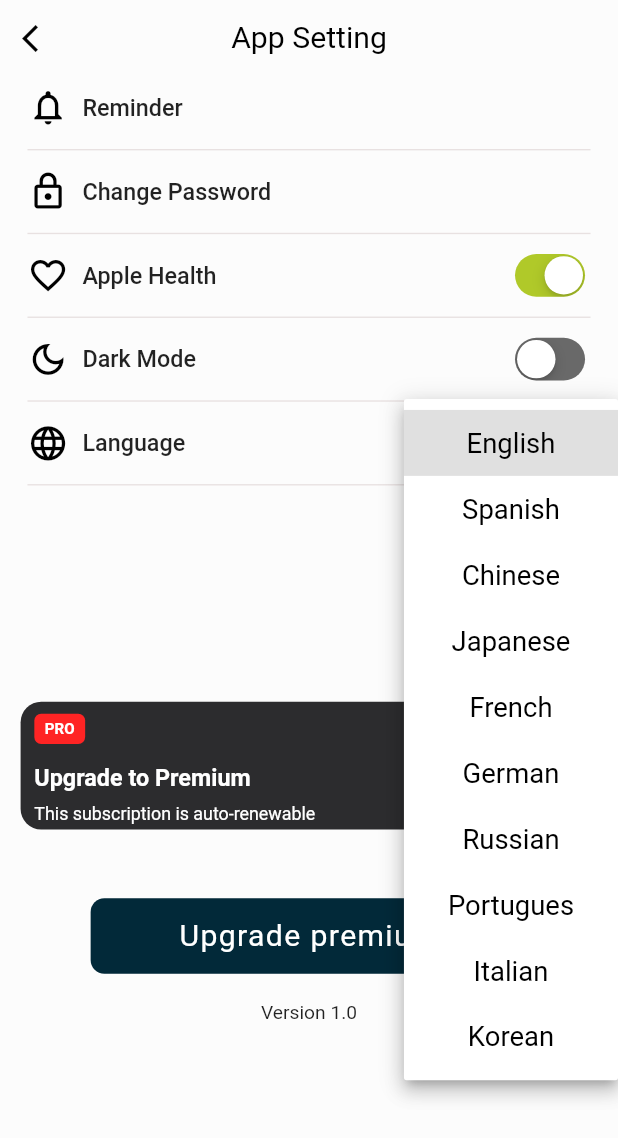
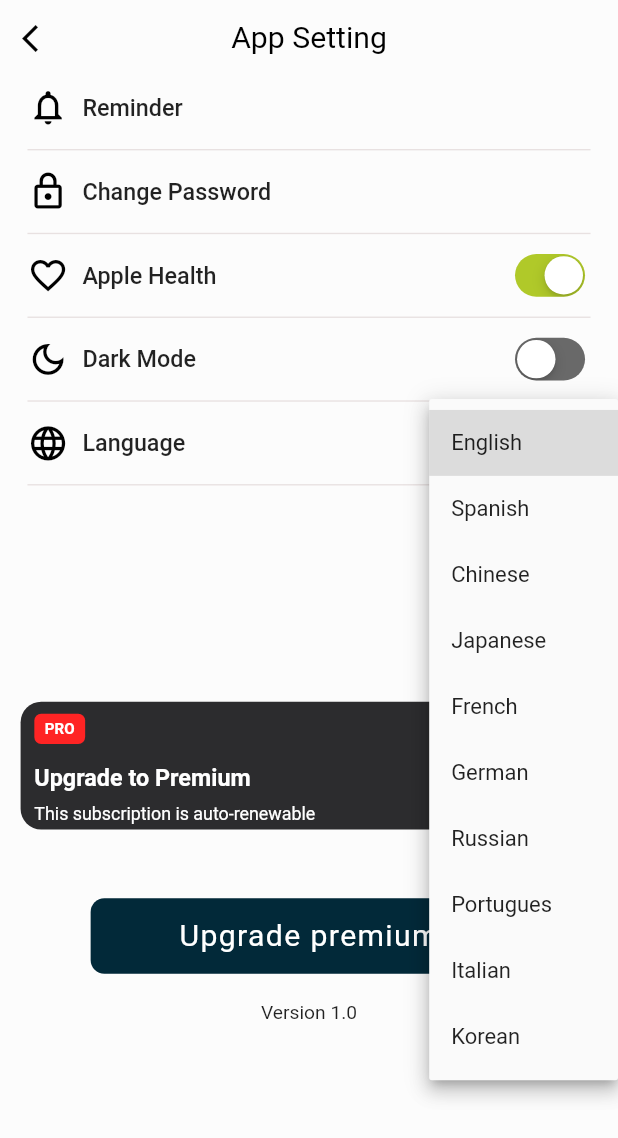
Before and after one commit to akramasoo/Clinic_Application, a Flutter app: the AppSetting screen opened by its route, after a tap on "English", on a phone screen of 412 x 824 dp. Shown: the top 1138 px of the screen. Run offline on Flutter 3.47's test engine with Material 2 defaults, Android fonts, the phone set to English and light mode, and no system bars; our stand-ins replace flutter_rating_bar, flutter_speed_dial, flutter_svg, get, otp_text_field and 3 more; missing offline and left inert: dart:ffi, rating_summary, scroll_app_bar; accounts and stored records are empty; Roboto replaces fonts that are missing (BebasNeue, OpenSans); project files that could hold a hidden picture were left out.

Commit message:
commit 2

```diff
--- a/lib/View/Pages/review/appSettingPage.dart
+++ b/lib/View/Pages/review/appSettingPage.dart
@@ -15,7 +15,8 @@ import '../profile/notifications.dart';
 class AppSetting extends StatelessWidget {
   AppSetting({super.key});
 
-  final HomeController extController = Get.put(HomeController(), permanent: true);
+  final HomeController extController =
+      Get.put(HomeController(), permanent: true);
 
   @override
   Widget build(BuildContext context) {
@@ -99,16 +100,17 @@ class AppSetting extends StatelessWidget {
                   Expanded(child: SizedBox()),
                   Transform.scale(
                       scale: 1,
-                    child:Obx(() => CupertinoSwitch(
+                      child: Obx(
+                        () => CupertinoSwitch(
                           trackColor: ColorApp.greyColor4,
                           activeColor: ColorApp.greenColor2,
-
                           value: extController.isPressed1.isFalse,
                           onChanged: (bool change) {
-                   extController.isPressed1.value = !extController.isPressed1.value;
+                            extController.isPressed1.value =
+                                !extController.isPressed1.value;
                           },
-                    ),)
                         ),
+                      )),
                 ],
               ),
             ),
@@ -124,15 +126,17 @@ class AppSetting extends StatelessWidget {
                   Expanded(child: SizedBox()),
                   Transform.scale(
                     scale: 1,
-                    child: Obx(() => CupertinoSwitch(
+                    child: Obx(
+                      () => CupertinoSwitch(
                         trackColor: ColorApp.greyColor4,
                         activeColor: ColorApp.greenColor2,
-
                         value: extController.isPressed2.isTrue,
                         onChanged: (bool change) {
-                   extController.isPressed2.value = !extController.isPressed2.value;
+                          extController.isPressed2.value =
+                              !extController.isPressed2.value;
                         },
-                    ),),
+                      ),
+                    ),
                   ),
                 ],
               ),
@@ -145,31 +149,21 @@ class AppSetting extends StatelessWidget {
                 children: [
                   LeftRowWidget(text: 'Language', icon: Icons.language),
                   Expanded(child: SizedBox()),
-                  Container(child:DropdownButtonHideUnderline(
-                    child: DropdownButton(
-                      iconEnabledColor: Colors.black,
-                      style: TextStyle(fontSize: 20),
-                      focusColor: Colors.white,
-                      dropdownColor: Colors.white,
-                      alignment: Alignment.center,
-                      hint: Text(' language',style: TextStyle(color: Colors.black),),
-                      items: extController.dropdownText
-                      .map((e) => DropdownMenuItem(
-                        child: Center(child: Text('$e',style: TextStyle(color: Colors.black),)),
-                        value: e,
-                        ))
-                      .toList(),
-                      onChanged: (val) {
-                          extController.selectLanguage = val!;
-                          extController.update();
-
-
-
+                  Container(
+                      child: Obx(
+                    () => DropdownButton(
+                      value: extController.selectedItem.value,
+                      items: extController.items.map((String item) {
+                        return DropdownMenuItem<String>(
+                          value: item,
+                          child: Text(item),
+                        );
+                      }).toList(),
+                      onChanged: (String? item) {
+                        extController.updateSelectedItem(item!);
                       },
-                      value: extController.selectLanguage,
                     ),
-                  ),
-    )
+                  )),
                 ],
               ),
             ),
@@ -253,9 +247,13 @@ class AppSetting extends StatelessWidget {
               ),
             ),
             // ================ Bottom Widget ==================================
-            Bottom_1Widget(text: 'Upgrade premium', textFont: 'BebasNeue',ontap: () {
+            Bottom_1Widget(
+              text: 'Upgrade premium',
+              textFont: 'BebasNeue',
+              ontap: () {
                 Get.to(Payment());
-            },),
+              },
+            ),
             SizedBox(
               height: 20.0,
             ),
--- a/lib/controller/homeController.dart
+++ b/lib/controller/homeController.dart
@@ -2,7 +2,6 @@
 
 import 'package:carehealth/constatnt/color_app.dart';
 import 'package:flutter/material.dart';
-import 'package:flutter/src/widgets/icon_data.dart';
 import 'package:get/get.dart';
 
 class HomeController extends GetxController {
@@ -12,8 +11,15 @@ class HomeController extends GetxController {
 
    var isPressed1 = false.obs;
    var isPressed2 = false.obs;
-   var selectLanguage  = 'English';
-  var  dropdownText  = ['English', 'Spanish', 'Chinese','Japanese','French','German','Russian','Portugues','Italian','Korean',];
+final List<String> items = ['English', 'Spanish', 'Chinese','Japanese','French','German','Russian','Portugues','Italian','Korean'];
+
+late var selectedItem = items[0].obs;
+
+    void updateSelectedItem(String item) {
+  selectedItem.value = item;
+}
+
+
 
 //=================== List Detaile doctores ============================
   List bestDoctorList = [
```
Lines whose indentation alone changed are shown as unchanged.
